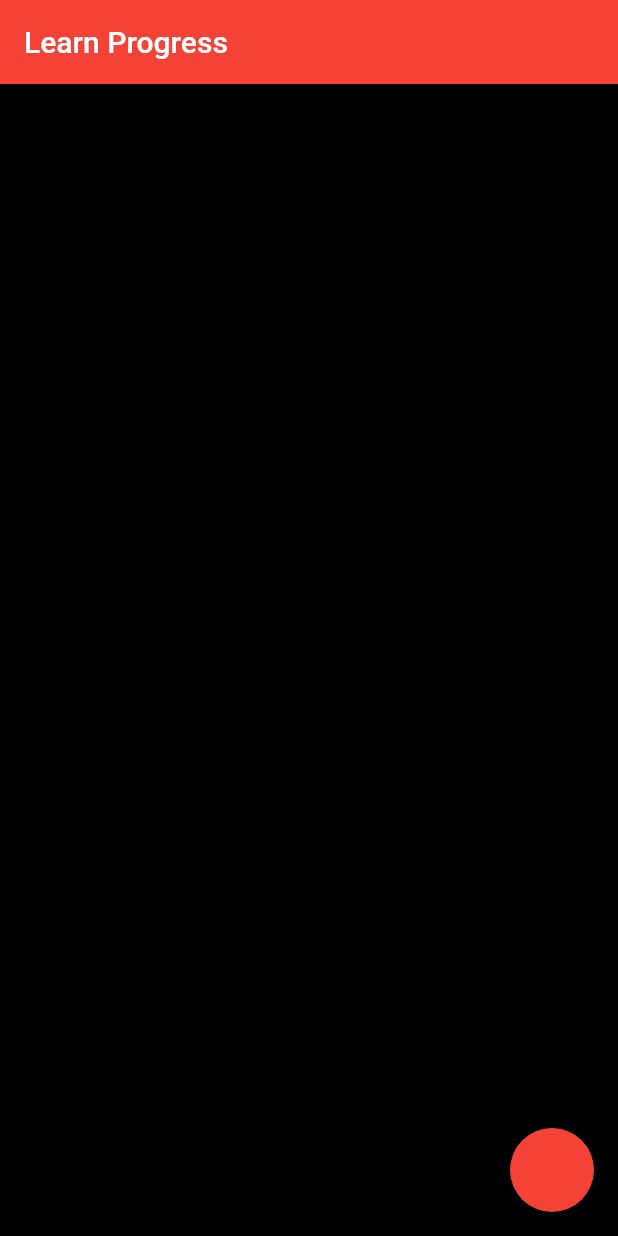
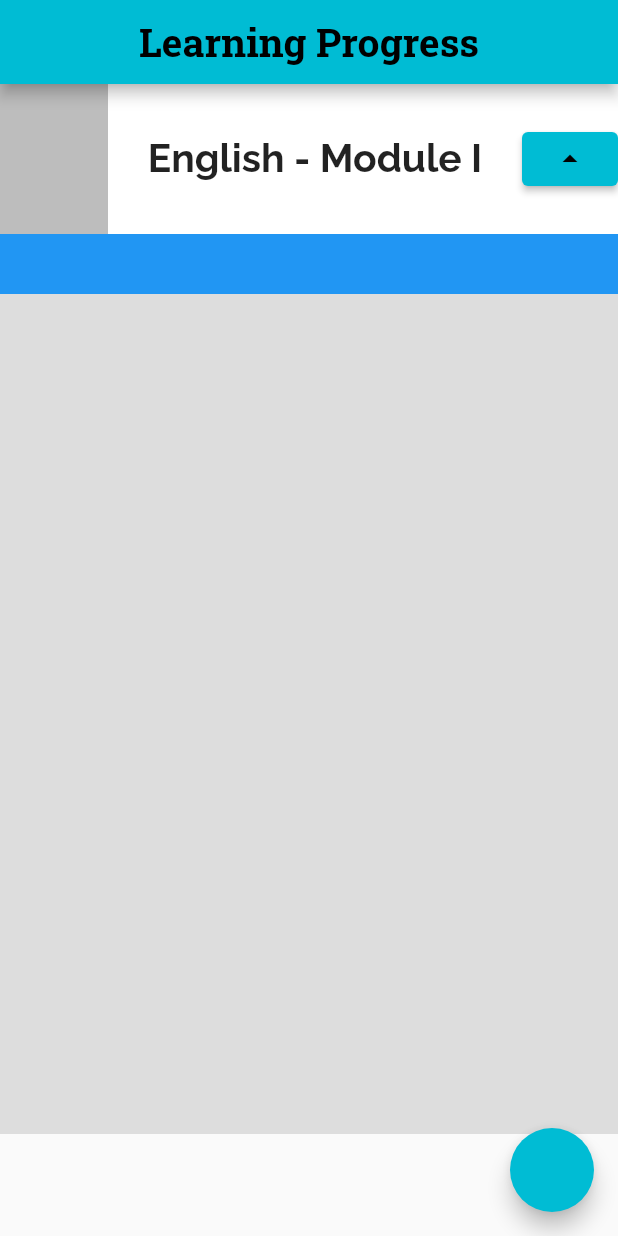
Before and after one commit to RickHPotter/self_study_notes.dart, a Flutter app: the screen it shows after launch, on a phone screen of 412 x 824 dp. Run offline on Flutter 3.47's test engine with Material 2 defaults, Android fonts, the phone set to English and light mode, and no system bars.

Commit message:
Second Commit

```diff
--- a/lib/main.dart
+++ b/lib/main.dart
@@ -13,14 +13,52 @@ class MyApp extends StatelessWidget {
     return MaterialApp(
         title: 'Flutter Demo',
         theme: ThemeData(
-          primarySwatch: Colors.red,
+          primarySwatch: Colors.cyan,
         ),
         home: Scaffold(
           appBar: AppBar(
-            title: const Text('Learn Progress'),
+            centerTitle: true,
+            title: const Text(
+              'Learning Progress',
+              style: TextStyle(
+                  fontSize: 26,
+                  fontWeight: FontWeight.bold,
+                  fontFamily: 'RobotoSlab'),
+            ),
           ),
           body: Container(
-            color: Colors.black,
+            color: const Color.fromARGB(50, 100, 100, 100),
+            height: 700,
+            child: Stack(
+              children: [
+                Container(
+                  color: Colors.blue, height: 140,
+
+                ),
+                Container(
+                  color: Colors.white, height: 100,
+                  child: Row(
+                    mainAxisAlignment: MainAxisAlignment.spaceBetween,
+                    children: [
+                      Container(
+                        color: Colors.black26, width: 72, height: 100,
+                      ),
+                      const Text(
+                        'English - Module I',
+                        style: TextStyle(
+                          fontSize: 26,
+                          fontFamily: 'Raleway',
+                          fontWeight: FontWeight.bold,
+                        ),
+                      ),
+                      ElevatedButton(
+                          onPressed: () {},
+                          child: const Icon(Icons.arrow_drop_up)),
+                    ],
+                  ),
+                )
+              ],
+            ),
           ),
           floatingActionButton: FloatingActionButton(onPressed: () {})
         ),
```
Also changed, not shown: pubspec.yaml (+16 -31 lines), assets/images/br.jpg (added), assets/images/fr.jpg (added), assets/images/gb.jpg (added), assets/images/sp.jpg (added), fonts/Raleway-Italic-VariableFont_wght.ttf (added), fonts/Raleway-VariableFont_wght.ttf (added), fonts/RobotoSlab-VariableFont_wght.ttf (added), 1 other file.
